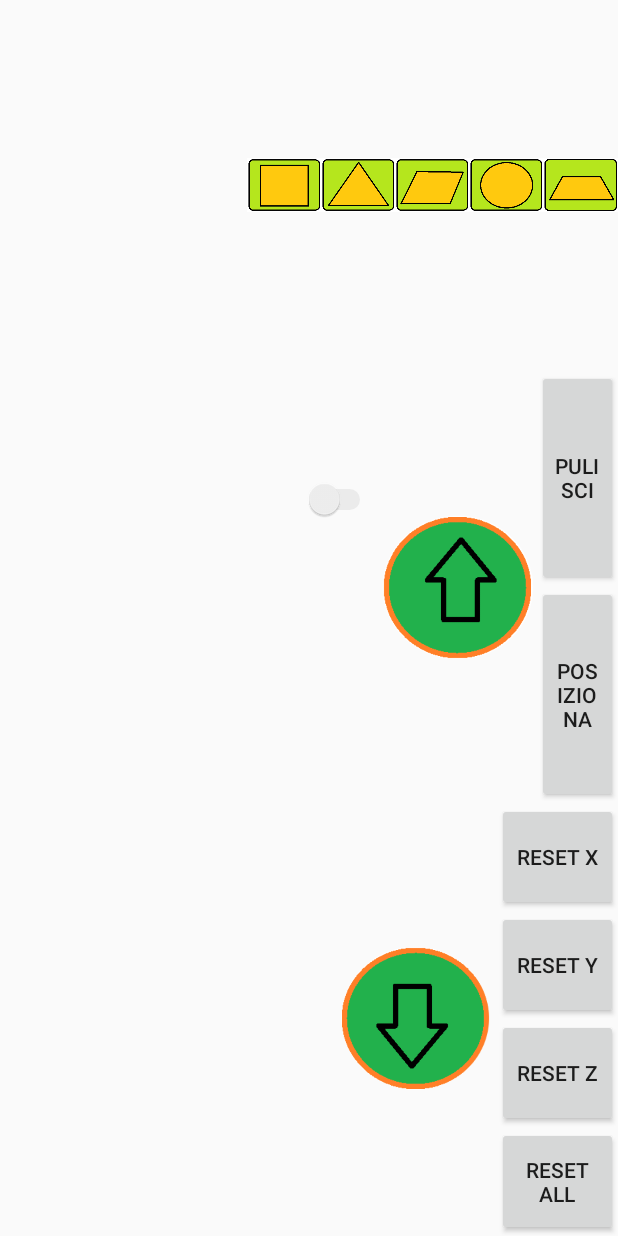
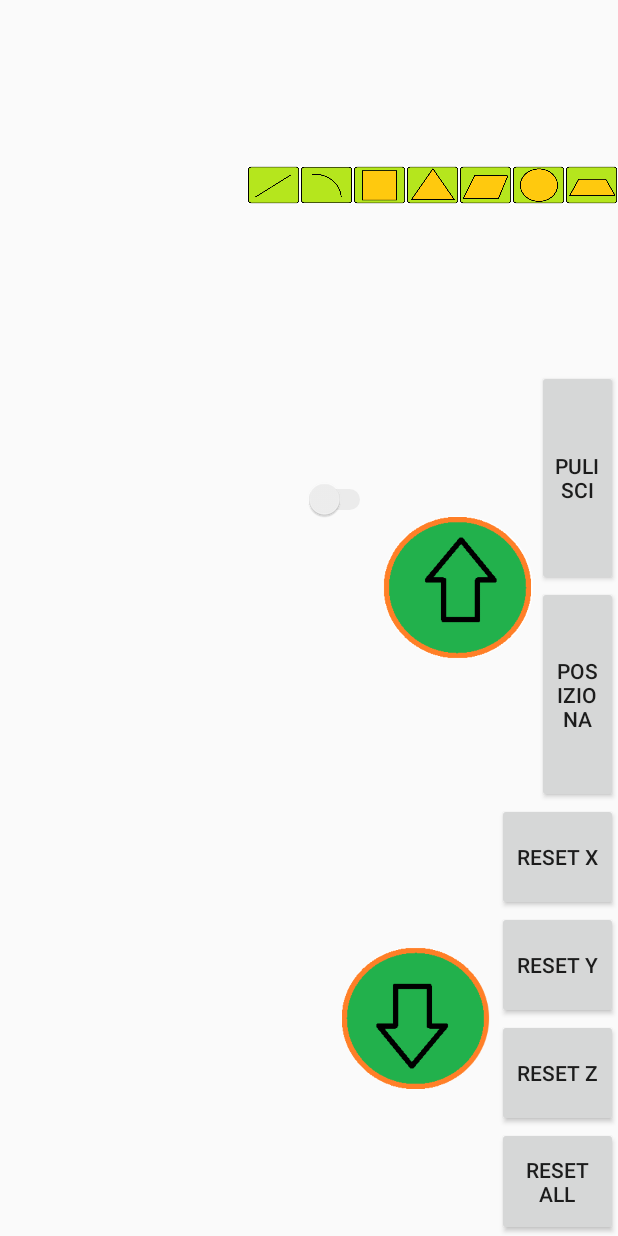
Before and after one commit to sgarzo10/macchinaCNC, an Android app: the layout activity_connection.xml on its own in the app's theme, with its tools: preview values and no code run, on a phone screen of 412 x 824 dp. Run offline under Robolectric (Android 15) with nearby library versions, the phone set to English and light mode, and no system bars.

Commit message:
Aggiunto disegno linea e curva

```diff
--- a/app/src/main/java/com/prova/gui/device/activity/ConnectionActivity.java
+++ b/app/src/main/java/com/prova/gui/device/activity/ConnectionActivity.java
@@ -92,6 +92,8 @@ public class ConnectionActivity extends AppCompatActivity {
         Button resetA = findViewById(R.id.reseta);
         Button clear = findViewById(R.id.clear);
         Button posiziona = findViewById(R.id.posiziona);
+        ImageButton linea = findViewById(R.id.linea);
+        ImageButton curva = findViewById(R.id.curva);
         ImageButton rettangolo = findViewById(R.id.rettangolo);
         ImageButton triangolo = findViewById(R.id.triangolo);
         ImageButton parallelo = findViewById(R.id.parallelo);
@@ -111,6 +113,8 @@ public class ConnectionActivity extends AppCompatActivity {
         resetY.setOnClickListener(ascoltatore);
         resetZ.setOnClickListener(ascoltatore);
         resetA.setOnClickListener(ascoltatore);
+        linea.setOnClickListener(ascoltatore);
+        curva.setOnClickListener(ascoltatore);
         rettangolo.setOnClickListener(ascoltatore);
         triangolo.setOnClickListener(ascoltatore);
         parallelo.setOnClickListener(ascoltatore);
@@ -122,6 +126,8 @@ public class ConnectionActivity extends AppCompatActivity {
         scendi.setOnTouchListener(ascoltatore);
         rotazione_attiva.setOnCheckedChangeListener(ascoltatore);
         createDialog("Scegli posizione", "Inserisci le coordinate", new String[]{"X", "Y", "Z"});
+        createDialog("Scegli parametri linea", "Inserisci i parametri", new String[]{"Lunghezza", "Angolo"});
+        createDialog("Scegli parametri curva", "Inserisci i parametri", new String[]{"Raggio", "Quadrante"});
         createDialog("Scegli dimensioni rettangolo", "Inserisci le dimensioni", new String[]{"Base", "Altezza", "Profondità", "Riempi"});
         createDialog("Scegli dimensioni triangolo", "Inserisci le dimensioni", new String[]{"Base", "Lato1", "Lato2", "Profondità", "Riempi"});
         createDialog("Scegli dimensioni parallelogramma", "Inserisci le dimensioni", new String[]{"Base", "Diagonale", "Altezza", "Profondità", "Riempi"});
--- a/app/src/main/java/com/prova/gui/device/utility/DrawFigure.java
+++ b/app/src/main/java/com/prova/gui/device/utility/DrawFigure.java
@@ -149,7 +149,7 @@ public class DrawFigure {
         ascoltatore.addMex(messaggi);
     }
 
-    private ArrayList<String> disegnaSemiCerchio(int raggio, String primo, String secondo){
+    public ArrayList<String> disegnaSemiCerchio(int raggio, String primo, String secondo){
         ArrayList<String> messaggi = new ArrayList<>();
         int myRaggio = raggio;
         for(int i = 1; i <= raggio; i++){
@@ -168,7 +168,7 @@ public class DrawFigure {
         return messaggi;
     }
 
-    private ArrayList<String> disegnaLinea(int lunghezza, long angolo) {
+    public ArrayList<String> disegnaLinea(int lunghezza, long angolo) {
         ArrayList<String> messaggi = new ArrayList<>();
         if (angolo == 0 || angolo == 90 || angolo == 180 || angolo == 270) {
             String messaggio = "mxs1";
--- a/app/src/main/res/layout/activity_connection.xml
+++ b/app/src/main/res/layout/activity_connection.xml
@@ -34,8 +34,29 @@
             android:layout_height="match_parent"
             android:layout_weight="0.6"
             android:orientation="horizontal"
-            android:weightSum="5">
+            android:weightSum="7">
 
+            <ImageButton
+                android:id="@+id/linea"
+                android:layout_width="0dip"
+                android:layout_height="match_parent"
+                android:layout_weight="1"
+                android:background="?android:selectableItemBackground"
+                android:baselineAlignBottom="false"
+                android:contentDescription="@string/linea"
+                android:scaleType="fitCenter"
+                android:src="@drawable/linea" />
+
+            <ImageButton
+                android:id="@+id/curva"
+                android:layout_width="0dip"
+                android:layout_height="match_parent"
+                android:layout_weight="1"
+                android:background="?android:selectableItemBackground"
+                android:baselineAlignBottom="false"
+                android:contentDescription="@string/curva"
+                android:scaleType="fitCenter"
+                android:src="@drawable/curva" />
             <ImageButton
                 android:id="@+id/rettangolo"
                 android:layout_width="0dip"
--- a/app/src/main/res/values/strings.xml
+++ b/app/src/main/res/values/strings.xml
@@ -27,6 +27,8 @@
     <string name="parallelo">parallelo</string>
     <string name="cerchio">cerchio</string>
     <string name="trapezio">trapezio</string>
+    <string name="linea">linea</string>
+    <string name="curva">curva</string>
     <string name="rot_on">Rotazione On</string>
     <string name="rot_off">Rotazione Off</string>
     <string name="cerca">cerca</string>
```
Also changed, not shown: app/src/main/java/com/prova/gui/device/activity/AscoltatoreConnectionActivity.java (+44 -10 lines), app/src/main/res/drawable/curva.png (added), app/src/main/res/drawable/linea.png (added).
